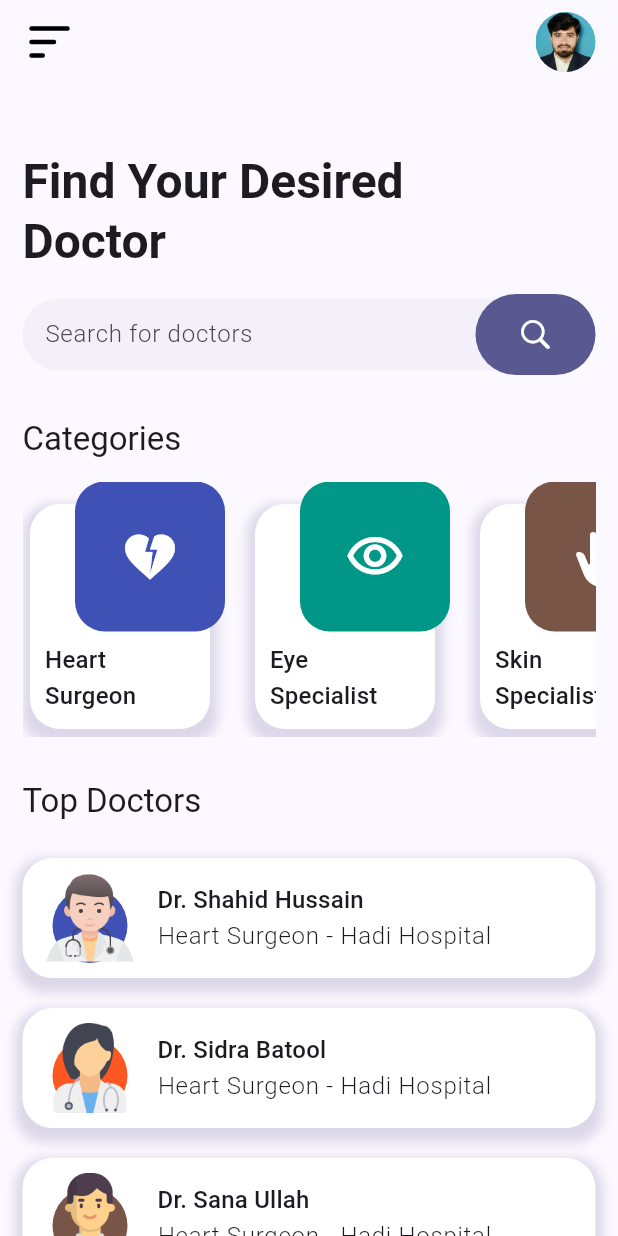
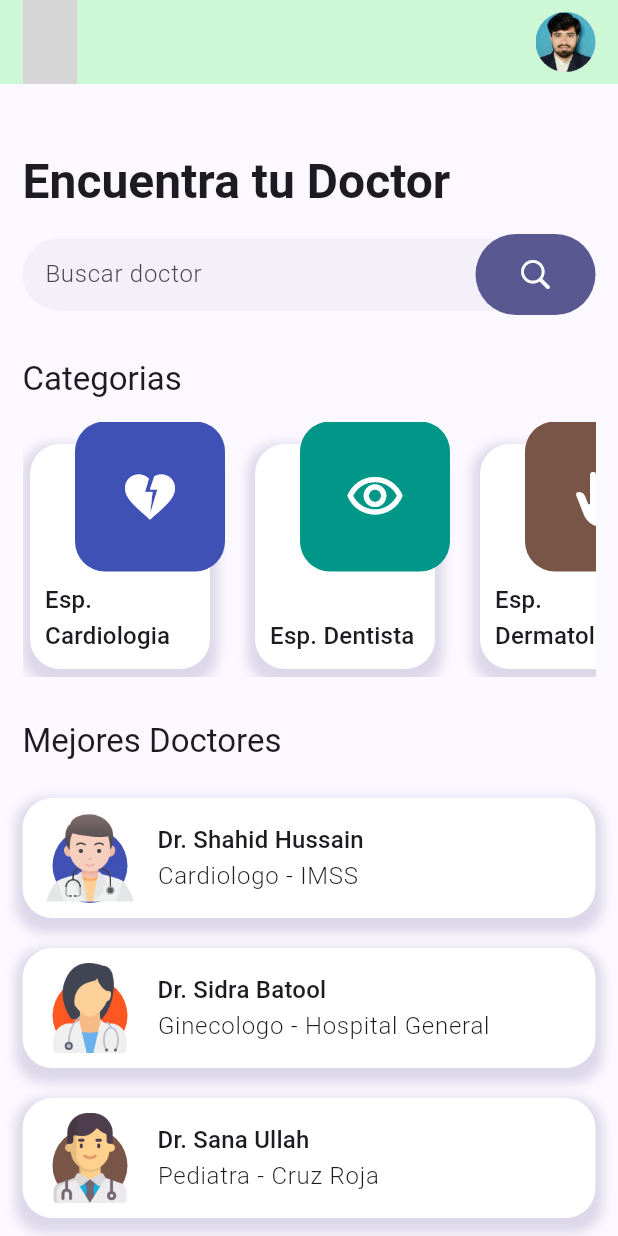
Before and after one commit to nava128/NavaDoctorMarzp2024, a Flutter app: the HomeScreen screen opened directly, on a phone screen of 412 x 824 dp. Run offline on Flutter 3.47's test engine with Material 3 defaults, Android fonts, the phone set to English and light mode, and no system bars; our stand-ins replace flutter_svg; network calls fail; grey boxes are pictures that could not be loaded.

Commit message:
actualiza2

```diff
--- a/lib/screens/home/home_screen.dart
+++ b/lib/screens/home/home_screen.dart
@@ -2,7 +2,7 @@ import 'package:doctor_app_ui_tutorial/screens/home/widgets/item_category.dart';
 import 'package:doctor_app_ui_tutorial/screens/home/widgets/item_doctor.dart';
 import 'package:flutter/cupertino.dart';
 import 'package:flutter/material.dart';
-import 'package:flutter_svg/flutter_svg.dart';
+//import 'package:flutter_svg/flutter_svg.dart';
 
 class HomeScreen extends StatelessWidget {
   const HomeScreen({Key? key}) : super(key: key);
@@ -11,9 +11,12 @@ class HomeScreen extends StatelessWidget {
   Widget build(BuildContext context) {
     return Scaffold(
       appBar: AppBar(
+        backgroundColor: Color(0xffccf8d6),
         leading: Padding(
           padding: const EdgeInsets.only(left: 15, right: 5),
-          child: SvgPicture.asset('assets/svg/menu.svg'),
+          //child: SvgPicture.asset('assets/svg/menu.svg'),
+          child: Image.network(
+              "https://raw.githubusercontent.com/nava128/Img_IOS/main/Unidad_II_FlutLab_Android/icon-menu-png-4.jpg"),
         ),
         scrolledUnderElevation: 0,
         actions: const [
@@ -29,9 +32,13 @@ class HomeScreen extends StatelessWidget {
         padding: const EdgeInsets.all(15),
         children: [
           const SizedBox(height: 30),
-          Text('Find Your Desired\nDoctor', style: Theme.of(context).textTheme.headlineLarge?.copyWith(
-            fontWeight: FontWeight.bold
-          ),),
+          Text(
+            'Encuentra tu Doctor',
+            style: Theme.of(context)
+                .textTheme
+                .headlineLarge
+                ?.copyWith(fontWeight: FontWeight.bold),
+          ),
           const SizedBox(height: 15),
           Stack(
             children: [
@@ -40,24 +47,26 @@ class HomeScreen extends StatelessWidget {
                   margin: const EdgeInsets.symmetric(vertical: 3),
                   decoration: BoxDecoration(
                       borderRadius: BorderRadius.circular(50),
-                  color: Theme.of(context).colorScheme.primary.withOpacity(.05)
-                ),
+                      color: Theme.of(context)
+                          .colorScheme
+                          .primary
+                          .withOpacity(.05)),
                   child: const TextField(
                     decoration: InputDecoration(
-                    hintText: 'Search for doctors',
+                      hintText: 'Buscar doctor',
                       hintStyle: TextStyle(fontWeight: FontWeight.w300),
                       border: InputBorder.none,
                     ),
-                )
-              ),
+                  )),
               Positioned(
-                right: 0, top: 0, bottom: 0,
+                right: 0,
+                top: 0,
+                bottom: 0,
                 child: Container(
                   width: 80,
                   decoration: BoxDecoration(
                       borderRadius: BorderRadius.circular(50),
-                    color: Theme.of(context).colorScheme.primary
-                  ),
+                      color: Theme.of(context).colorScheme.primary),
                   child: const Icon(CupertinoIcons.search, color: Colors.white),
                 ),
               )
@@ -66,29 +75,56 @@ class HomeScreen extends StatelessWidget {
           const SizedBox(height: 15),
           ListTile(
             contentPadding: EdgeInsets.zero,
-            title: Text('Categories', style: Theme.of(context).textTheme.titleLarge,),
+            title: Text(
+              'Categorias',
+              style: Theme.of(context).textTheme.titleLarge,
+            ),
           ),
           SizedBox(
             height: 170,
             child: ListView(
               scrollDirection: Axis.horizontal,
               children: const [
-                ItemCategory(title: 'Heart Surgeon', icon: Icons.heart_broken, color: Colors.indigo),
-                ItemCategory(title: 'Eye Specialist', icon: Icons.visibility_outlined, color: Colors.teal),
-                ItemCategory(title: 'Skin Specialist', icon: Icons.back_hand_rounded, color: Colors.brown),
+                ItemCategory(
+                    title: 'Esp. Cardiologia',
+                    icon: Icons.heart_broken,
+                    color: Colors.indigo),
+                ItemCategory(
+                    title: 'Esp. Dentista',
+                    icon: Icons.visibility_outlined,
+                    color: Colors.teal),
+                ItemCategory(
+                    title: 'Esp. Dermatologia',
+                    icon: Icons.back_hand_rounded,
+                    color: Colors.brown),
               ],
             ),
           ),
           const SizedBox(height: 15),
           ListTile(
             contentPadding: EdgeInsets.zero,
-            title: Text('Top Doctors', style: Theme.of(context).textTheme.titleLarge,),
+            title: Text(
+              'Mejores Doctores',
+              style: Theme.of(context).textTheme.titleLarge,
+            ),
           ),
           const Column(
             children: [
-              ItemDoctor(title: 'Dr. Shahid Hussain', subtitle: 'Heart Surgeon - Hadi Hospital', image: 'assets/images/doctor1.png', color: Colors.indigo),
-              ItemDoctor(title: 'Dr. Sidra Batool', subtitle: 'Heart Surgeon - Hadi Hospital', image: 'assets/images/doctor2.png', color: Colors.deepOrange),
-              ItemDoctor(title: 'Dr. Sana Ullah', subtitle: 'Heart Surgeon - Hadi Hospital', image: 'assets/images/doctor3.png', color: Colors.brown),
+              ItemDoctor(
+                  title: 'Dr. Shahid Hussain',
+                  subtitle: 'Cardiologo - IMSS',
+                  image: 'assets/images/doctor1.png',
+                  color: Colors.indigo),
+              ItemDoctor(
+                  title: 'Dr. Sidra Batool',
+                  subtitle: 'Ginecologo - Hospital General',
+                  image: 'assets/images/doctor2.png',
+                  color: Colors.deepOrange),
+              ItemDoctor(
+                  title: 'Dr. Sana Ullah',
+                  subtitle: 'Pediatra - Cruz Roja',
+                  image: 'assets/images/doctor3.png',
+                  color: Colors.brown),
             ],
           )
         ],
--- a/lib/screens/welcome/welcome_screen.dart
+++ b/lib/screens/welcome/welcome_screen.dart
@@ -1,6 +1,6 @@
 import 'package:doctor_app_ui_tutorial/screens/home/home_screen.dart';
 import 'package:flutter/material.dart';
-import 'package:flutter_svg/flutter_svg.dart';
+//import 'package:flutter_svg/flutter_svg.dart';
 
 class WelcomeScreen extends StatelessWidget {
   const WelcomeScreen({Key? key}) : super(key: key);
@@ -8,6 +8,7 @@ class WelcomeScreen extends StatelessWidget {
   @override
   Widget build(BuildContext context) {
     return Scaffold(
+      backgroundColor: const Color(0xff98fbe9),
       body: Column(
         children: [
           const SizedBox(height: 50),
@@ -16,30 +17,33 @@ class WelcomeScreen extends StatelessWidget {
             child: Column(
               crossAxisAlignment: CrossAxisAlignment.start,
               children: [
-                Text('Choose Your Desired Doctor You Want', style: Theme.of(context).textTheme.displaySmall?.copyWith(
-                  fontWeight: FontWeight.bold,
-                )),
+                Text('Elige a tu doctor deseado que quieras',
+                    style: Theme.of(context).textTheme.displaySmall?.copyWith(
+                          fontWeight: FontWeight.bold,
+                        )),
                 const SizedBox(height: 10),
                 const Text(
-                  'If you are looking for an expert doctor for your treatment then you are at the right place. Here you can find your desired doctor and discuss your issues with him/her.',
-                  style: TextStyle(fontWeight: FontWeight.w300, height: 1.5),
+                  'Si buscas un médico experto para tu tratamiento entonces estás en el lugar indicado. Aquí puede encontrar el médico que desee y discutir sus problemas con él.',
+                  style: TextStyle(fontWeight: FontWeight.bold, height: 1.5),
                 ),
                 const SizedBox(height: 20),
                 ElevatedButton(
                   onPressed: () {
-                    Navigator.push(context, MaterialPageRoute(builder: (_) => const HomeScreen()));
+                    Navigator.push(context,
+                        MaterialPageRoute(builder: (_) => const HomeScreen()));
                   },
                   style: ElevatedButton.styleFrom(
-                    backgroundColor: Theme.of(context).colorScheme.primary,
-                    foregroundColor: Colors.white
-                  ),
-                  child: const Text('Get Started'),
+                      backgroundColor: Theme.of(context).colorScheme.primary,
+                      foregroundColor: Colors.white),
+                  child: const Text('Empezar'),
                 ),
               ],
             ),
           ),
           Expanded(
-            child: SvgPicture.asset('assets/svg/welcome.svg'),
+            // child: SvgPicture.asset('assets/svg/welcome.svg'),
+            child: Image.network(
+                "https://raw.githubusercontent.com/nava128/Img_IOS/main/Unidad_II_FlutLab_Android/doctores2.jpg"),
           ),
         ],
       ),
```
Lines whose indentation alone changed are shown as unchanged.
